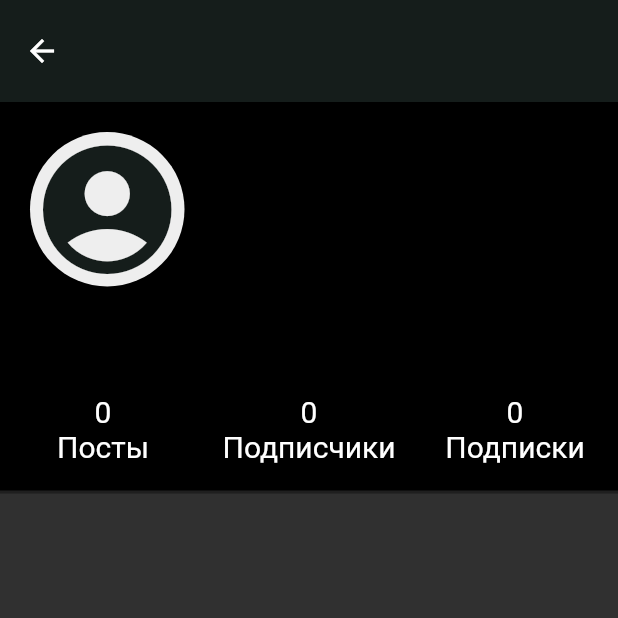
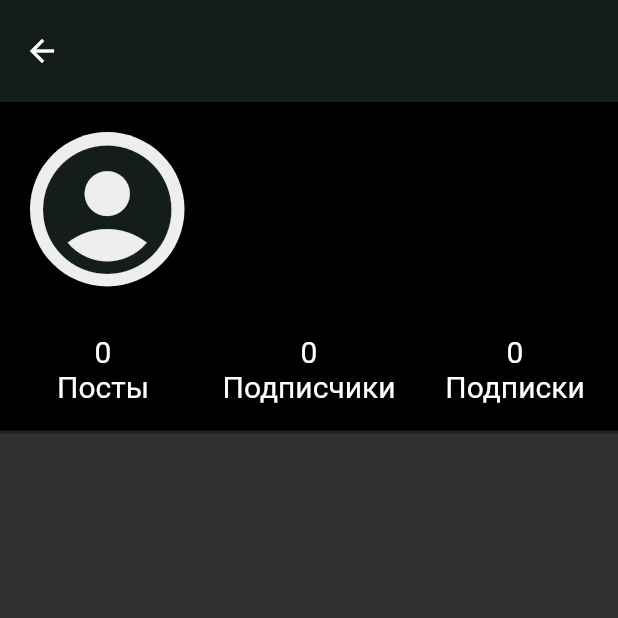
Before and after one commit to AlexeyPupykin/flutter_twitter, a Flutter app: the ProfileScreen screen opened directly, on a phone screen of 412 x 824 dp, the top half of it. Run offline on Flutter 3.47's test engine with Material 2 defaults, Android fonts, the phone set to English and light mode, and no system bars; our stand-ins replace bloc, bot_toast, cached_network_image, cloud_firestore, date_time_picker, equatable and 11 more; accounts and stored records are empty; statements that could not run were skipped.

Commit message:
removed unnecessary imports

```diff
--- a/lib/cubit/comment_post_cubit/comment_post_cubit.dart
+++ b/lib/cubit/comment_post_cubit/comment_post_cubit.dart
@@ -1,7 +1,6 @@
 import 'package:equatable/equatable.dart';
 import 'package:flutter_bloc/flutter_bloc.dart';
 import 'package:flutter_twitter/blocs/blocs.dart';
-import 'package:flutter_twitter/constants/firebase_constants.dart';
 import 'package:flutter_twitter/models/models.dart';
 import 'package:flutter_twitter/repositories/repositories.dart';
 
--- a/lib/main.dart
+++ b/lib/main.dart
@@ -5,7 +5,6 @@ import 'package:flutter/material.dart';
 import 'package:flutter/widgets.dart';
 import 'package:flutter_bloc/flutter_bloc.dart';
 import 'package:flutter_twitter/common/app_colors.dart';
-import 'package:flutter_twitter/config/bloc_observer.dart';
 import 'package:flutter_twitter/cubit/comment_post_cubit/comment_post_cubit.dart';
 import 'package:flutter_twitter/cubit/like_post_cubit/like_post_cubit.dart';
 import 'package:flutter_twitter/repositories/repositories.dart';
--- a/lib/screens/auth/sign_up/sign_up_screen.dart
+++ b/lib/screens/auth/sign_up/sign_up_screen.dart
@@ -2,7 +2,6 @@ import 'package:authentication_repository/authentication_repository.dart';
 import 'package:flutter/gestures.dart';
 import 'package:flutter/material.dart';
 import 'package:flutter_bloc/flutter_bloc.dart';
-import 'package:font_awesome_flutter/font_awesome_flutter.dart';
 import 'package:formz/formz.dart';
 import 'package:flutter_twitter/common/app_colors.dart';
 import 'package:flutter_twitter/repositories/repositories.dart';
--- a/lib/screens/home/screens/comment/comment_screen.dart
+++ b/lib/screens/home/screens/comment/comment_screen.dart
@@ -2,7 +2,6 @@ import 'package:bot_toast/bot_toast.dart';
 import 'package:flutter/material.dart';
 import 'package:flutter_bloc/flutter_bloc.dart';
 import 'package:font_awesome_flutter/font_awesome_flutter.dart';
-import 'package:intl/intl.dart';
 import 'package:flutter_twitter/blocs/blocs.dart';
 import 'package:flutter_twitter/common/app_colors.dart';
 import 'package:flutter_twitter/cubit/comment_post_cubit/comment_post_cubit.dart';
--- a/lib/screens/home/screens/create_post/cubit/create_post_cubit.dart
+++ b/lib/screens/home/screens/create_post/cubit/create_post_cubit.dart
@@ -5,7 +5,6 @@ import 'package:flutter_bloc/flutter_bloc.dart';
 import 'package:flutter_twitter/blocs/blocs.dart';
 import 'package:flutter_twitter/models/models.dart';
 import 'package:flutter_twitter/repositories/repositories.dart';
-import 'package:flutter_twitter/screens/home/screens/profile/profile_bloc/profile_bloc.dart';
 
 part 'create_post_state.dart';
 
--- a/lib/screens/home/screens/feed/feed_screen.dart
+++ b/lib/screens/home/screens/feed/feed_screen.dart
@@ -3,9 +3,6 @@ import 'package:flutter/material.dart';
 import 'package:flutter_bloc/flutter_bloc.dart';
 import 'package:flutter_twitter/blocs/auth_bloc/auth_bloc.dart';
 import 'package:flutter_twitter/cubit/cubits.dart';
-import 'package:flutter_twitter/models/models.dart';
-import 'package:flutter_twitter/repositories/repositories.dart';
-import 'package:flutter_twitter/screens/home/screens/navbar/cubit/NavBarCubit.dart';
 import 'package:flutter_twitter/widgets/widgets.dart';
 
 import 'bloc/feed_bloc.dart';
@@ -117,7 +114,8 @@ class _FeedScreenState extends State<FeedScreen> {
                     : null,
                 onLike: () {
                   if (context.read<AuthBloc>().state.user.uid.isEmpty) {
-                    BotToast.showText(text: "login to like");
+                    BotToast.showText(
+                        text: "Авторизуйтесь, чтобы оставить лайк");
                   } else {
                     if (isLiked) {
                       context.read<LikePostCubit>().unLikePost(post: post);
--- a/lib/screens/home/screens/profile/profile_screen.dart
+++ b/lib/screens/home/screens/profile/profile_screen.dart
@@ -232,7 +232,7 @@ class _ProfileScreenState extends State<ProfileScreen> {
       child: Container(
         color: Colors.black,
         child: Column(
-          mainAxisAlignment: MainAxisAlignment.spaceEvenly,
+          mainAxisAlignment: MainAxisAlignment.start,
           children: [
             Padding(
               padding: const EdgeInsets.fromLTRB(20.0, 20.0, 20.0, 0.0),
@@ -246,16 +246,10 @@ class _ProfileScreenState extends State<ProfileScreen> {
                         radius: MediaQuery.of(context).size.width / 8,
                         profileImageURL: state.user.photo,
                       ),
-                      SizedBox(height: 12.0),
-                      Text(
-                        state.user.username!,
-                        style: TextStyle(fontSize: 24.0),
-                      )
                     ],
                   ),
                   SizedBox(width: 16.0),
                   Container(
-                    width: MediaQuery.of(context).size.width * 2 / 3 - 36,
                     child: ProfileInfo(
                       fullName: state.user.displayName ?? "",
                       gender: state.user.gender ?? "",
@@ -318,7 +312,7 @@ class _ProfileScreenState extends State<ProfileScreen> {
                 : null,
             onLike: () {
               if (context.read<AuthBloc>().state.user.uid.isEmpty) {
-                BotToast.showText(text: "login to like");
+                BotToast.showText(text: "Авторизуйтесь, чтобы оставить лайк");
               } else {
                 if (isLiked) {
                   context.read<LikePostCubit>().unLikePost(post: post);
--- a/lib/screens/home/screens/profile/widgets/profile_button.dart
+++ b/lib/screens/home/screens/profile/widgets/profile_button.dart
@@ -1,6 +1,5 @@
 import 'package:flutter/material.dart';
 import 'package:flutter_bloc/flutter_bloc.dart';
-import 'package:flutter_twitter/blocs/blocs.dart';
 import 'package:flutter_twitter/common/app_colors.dart';
 import 'package:flutter_twitter/screens/home/screens/profile/profile_bloc/profile_bloc.dart';
 import 'package:flutter_twitter/screens/home/screens/screens.dart';
--- a/lib/screens/onboarding/onboarding_screen.dart
+++ b/lib/screens/onboarding/onboarding_screen.dart
@@ -182,7 +182,7 @@ class _OnboardingScreenState extends State<OnboardingScreen> {
                         child: SizedBox.expand(
                           child: Center(
                               child: Text(
-                            "НАЧАТь СКОРЕЕ",
+                            "НАЧАТЬ СКОРЕЕ",
                             textAlign: TextAlign.center,
                           )),
                         ),
--- a/lib/widgets/confirmation_dialog.dart
+++ b/lib/widgets/confirmation_dialog.dart
@@ -3,7 +3,6 @@ import 'dart:io';
 import 'package:flutter/cupertino.dart';
 import 'package:flutter/material.dart';
 import 'package:flutter_twitter/common/app_colors.dart';
-import 'package:font_awesome_flutter/font_awesome_flutter.dart';
 
 class ConfirmationDialog extends StatelessWidget {
   final IconData icon;
--- a/pubspec.yaml
+++ b/pubspec.yaml
@@ -46,5 +46,4 @@ dev_dependencies:
 flutter:
   uses-material-design: true
   assets:
-    - assets/icons/
     - assets/onboarding/
```
Also changed, not shown: lib/screens/home/screens/feed/bloc/feed_bloc.dart (+6 -7 lines).
